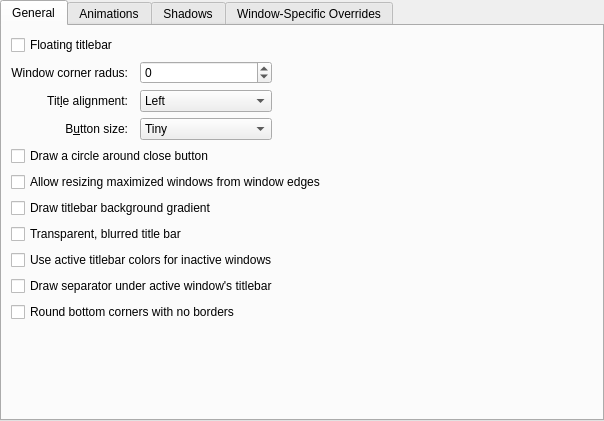
This is kdecoration/config/ui/goldenglassconfigurationui.ui in BuaxDEV/kde-golden-glass as Qt 5 draws it before an edit. The edited form follows.
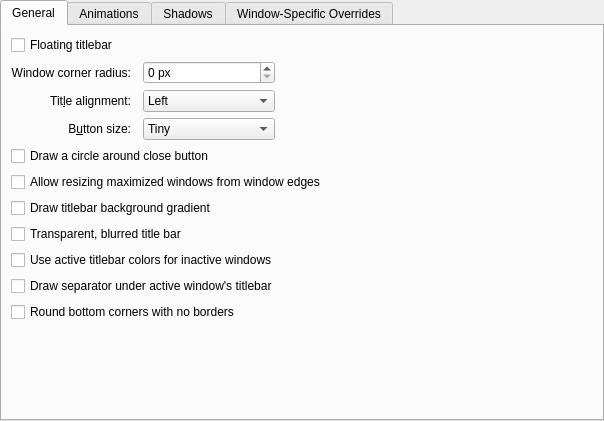
This is the edited form. Custom widgets are drawn as their Qt base class.

```diff
--- a/kdecoration/config/ui/goldenglassconfigurationui.ui
+++ b/kdecoration/config/ui/goldenglassconfigurationui.ui
@@ -114,12 +114,15 @@
         </spacer>
        </item>
        <item row="1" column="3">
-        <widget class="QSpinBox" name="otherCornerRadius">
+        <widget class="QSpinBox" name="windowCornerRadius">
+         <property name="suffix">
+          <string> px</string>
+         </property>
          <property name="minimum">
-          <number>-1</number>
+          <number>0</number>
          </property>
          <property name="maximum">
-          <number>8</number>
+          <number>32</number>
          </property>
         </widget>
        </item>
@@ -177,7 +180,7 @@
        <item row="1" column="1">
         <widget class="QLabel" name="label_6">
          <property name="text">
-          <string>Window corner radus:</string>
+          <string>Window corner radius:</string>
          </property>
          <property name="alignment">
           <set>Qt::AlignmentFlag::AlignRight|Qt::AlignmentFlag::AlignTrailing|Qt::AlignmentFlag::AlignVCenter</set>
```
